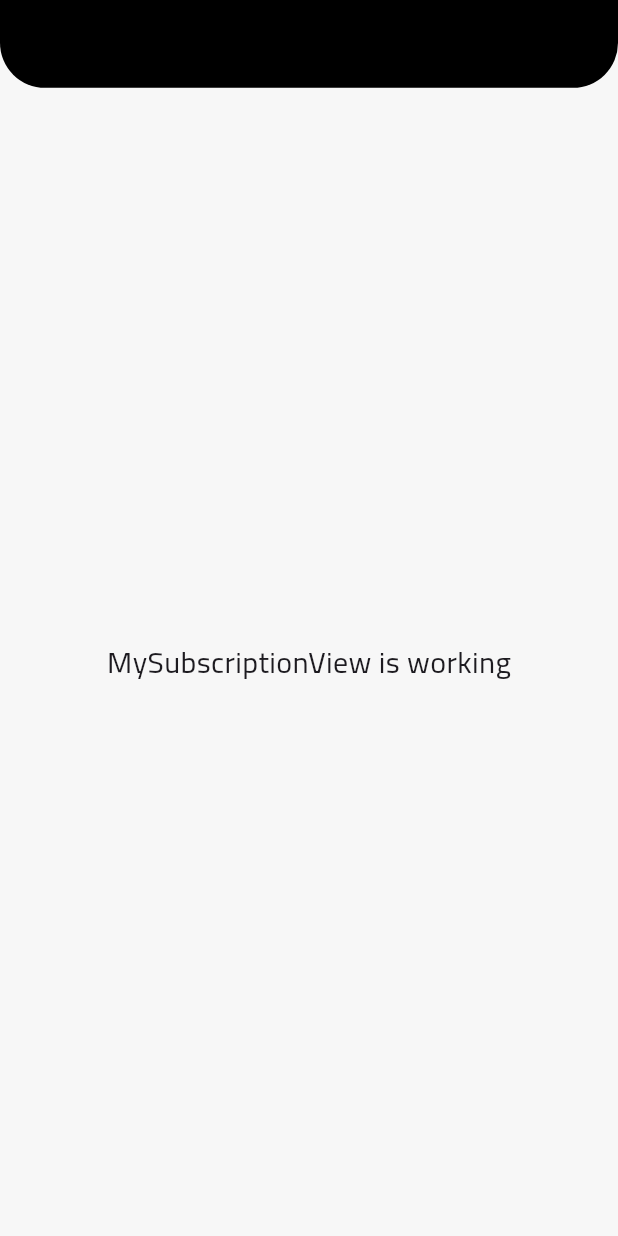
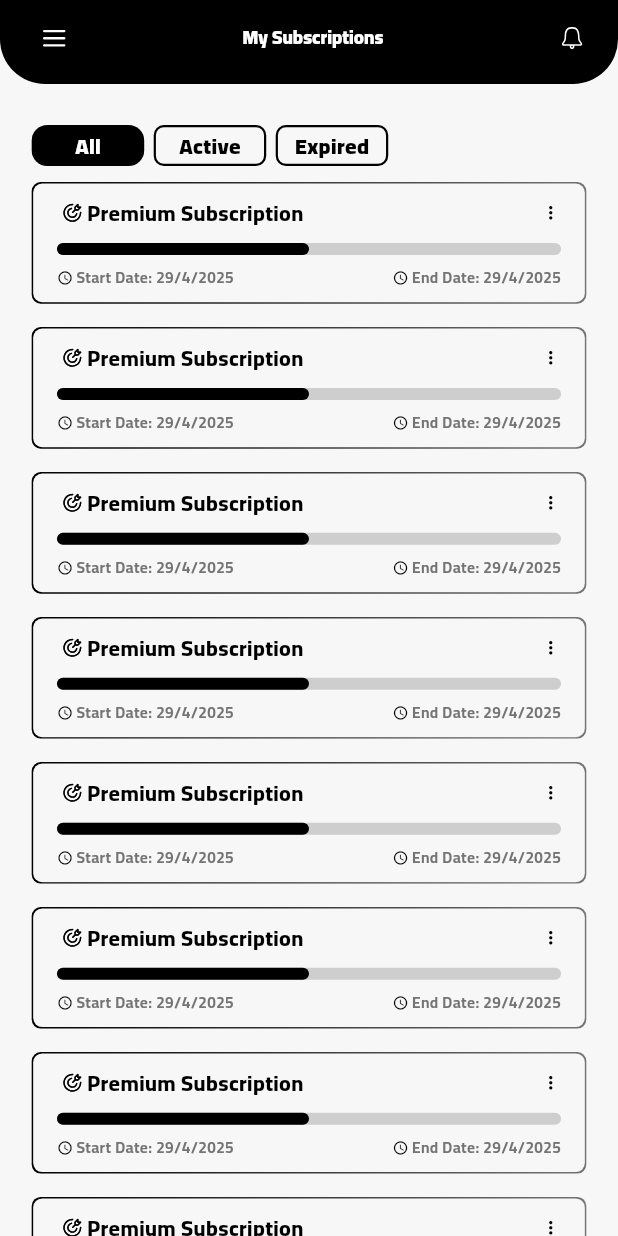
Before and after one commit to ahmed-okal/active_deer, a Flutter app: the HomeView screen opened by its route, after a tap on "My Subscriptions", on a phone screen of 412 x 824 dp. Run offline on Flutter 3.47's test engine with Material 3 defaults, Android fonts, the phone set to English and light mode, and no system bars; drawn by our look-alikes of percent_indicator; our stand-ins replace dartz, dio, flutter_svg, get, get_it, get_storage and 1 more; accounts and stored records are empty.

Commit message:
finish my subscription view

```diff
--- a/lib/core/locale/ar_translations.dart
+++ b/lib/core/locale/ar_translations.dart
@@ -42,6 +42,9 @@ class ArTranslations extends Translations {
       "waiver": "تنازل",
       "stop": "إيقاف",
       "enterPhoneNumber": "أدخل رقم الهاتف",
+      "all": "الكل",
+      "active": "النشطة",
+      "expired": "المنتهية",
     },
   };
 }
--- a/lib/core/locale/en_translations.dart
+++ b/lib/core/locale/en_translations.dart
@@ -44,6 +44,9 @@ class EnTranslations extends Translations {
       "waiver": "Waiver",
       "stop": "Stop",
       "enterPhoneNumber": "Enter your phone number",
+      "all": "All",
+      "active": "Active",
+      "expired": "Expired",
     },
   };
 }
--- /dev/null
+++ b/lib/core/widgets/custom_present_indicator.dart
@@ -0,0 +1,26 @@
+import 'package:flutter/widgets.dart';
+import 'package:get/get.dart';
+import 'package:percent_indicator/linear_percent_indicator.dart';
+
+import '../utils/app_colors.dart';
+
+class CustomPresentIndicator extends StatelessWidget {
+  const CustomPresentIndicator({super.key, required this.percent});
+  final double percent;
+  @override
+  Widget build(BuildContext context) {
+    return Center(
+      child: LinearPercentIndicator(
+        padding: EdgeInsets.zero,
+        isRTL: Locale('ar', 'EG') == Get.locale ? true : false,
+        barRadius: const Radius.circular(10),
+        animation: true,
+        animationDuration: 1000,
+        lineHeight: 8.0,
+        percent: percent,
+        progressColor: AppColors.primary,
+        backgroundColor: AppColors.grey,
+      ),
+    );
+  }
+}
--- a/lib/feature/home/presentation/views/widgets/home_premium_card.dart
+++ b/lib/feature/home/presentation/views/widgets/home_premium_card.dart
@@ -2,23 +2,22 @@ import 'package:active_deer/feature/home/presentation/views/widgets/home_pop_up_
 import 'package:flutter/material.dart';
 import 'package:flutter_svg/svg.dart';
 import 'package:get/get.dart';
-import 'package:percent_indicator/linear_percent_indicator.dart';
-
 import '../../../../../core/theme/app_text_theme.dart';
 import '../../../../../core/utils/app_assets.dart';
 import '../../../../../core/utils/app_border.dart';
 import '../../../../../core/utils/app_colors.dart';
 import '../../../../../core/utils/app_padding.dart';
 import '../../../../../core/utils/size_config.dart';
+import '../../../../../core/widgets/custom_present_indicator.dart';
 
 class HomePremiumCard extends StatelessWidget {
-  const HomePremiumCard({super.key});
-
+  const HomePremiumCard({super.key, this.padding = EdgeInsets.zero});
+  final EdgeInsetsGeometry padding;
   @override
   Widget build(BuildContext context) {
     return Expanded(
       child: Padding(
-        padding: AppPadding.horizontalPadding6,
+        padding: padding,
         child: Container(
           height: AppSize.getHeight(83),
           decoration: AppBorder.homeContainerBorder,
@@ -48,19 +47,7 @@ class HomePremiumCard extends StatelessWidget {
                     ],
                   ),
                   SizedBox(height: AppSize.getHeight(10)),
-                  Center(
-                    child: LinearPercentIndicator(
-                      padding: EdgeInsets.zero,
-                      isRTL: Locale('ar', 'EG') == Get.locale ? true : false,
-                      barRadius: const Radius.circular(10),
-                      animation: true,
-                      animationDuration: 1000,
-                      lineHeight: 8.0,
-                      percent: 0.5,
-                      progressColor: AppColors.primary,
-                      backgroundColor: AppColors.grey,
-                    ),
-                  ),
+                  const CustomPresentIndicator(percent: 0.5),
                   Spacer(),
                   Row(
                     children: [
--- a/lib/feature/home/presentation/views/widgets/home_premium_card_section.dart
+++ b/lib/feature/home/presentation/views/widgets/home_premium_card_section.dart
@@ -1,6 +1,7 @@
 import 'package:active_deer/feature/home/presentation/views/widgets/home_premium_card.dart';
 import 'package:flutter/material.dart';
 import '../../../../../core/utils/app_colors.dart';
+import '../../../../../core/utils/app_padding.dart';
 import '../../../../../core/utils/size_config.dart';
 
 class HomePremiumCardSection extends StatelessWidget {
@@ -38,7 +39,7 @@ class HomePremiumCardSection extends StatelessWidget {
             ),
           ],
         ),
-        const HomePremiumCard(),
+        HomePremiumCard(padding: AppPadding.horizontalPadding6),
         Column(
           crossAxisAlignment: CrossAxisAlignment.end,
           spacing: AppSize.getHeight(3),
--- a/lib/feature/mySubscription/presentation/getx/controllers/my_subscription_controller.dart
+++ b/lib/feature/mySubscription/presentation/getx/controllers/my_subscription_controller.dart
@@ -1,3 +1,11 @@
 import 'package:get/get.dart';
 
-class MySubscriptionController extends GetxController {}
+class MySubscriptionController extends GetxController {
+  final RxInt currentPage = 0.obs;
+
+  void changePage(int index) {
+    currentPage.value = index;
+  }
+
+  final List<String> pages = ['all'.tr, 'active'.tr, 'expired'.tr];
+}
--- a/lib/feature/mySubscription/presentation/views/my_subscription_view.dart
+++ b/lib/feature/mySubscription/presentation/views/my_subscription_view.dart
@@ -1,7 +1,11 @@
+import 'package:active_deer/core/utils/app_border.dart';
+import 'package:active_deer/core/utils/app_padding.dart';
+import 'package:active_deer/feature/mySubscription/presentation/views/widgets/my_subscription_app_bar.dart';
 import 'package:flutter/material.dart';
-
 import 'package:get/get.dart';
-
+import '../../../../core/theme/app_text_theme.dart';
+import '../../../../core/utils/size_config.dart';
+import '../../../home/presentation/views/widgets/home_premium_card.dart';
 import '../getx/controllers/my_subscription_controller.dart';
 
 class MySubscriptionView extends GetView<MySubscriptionController> {
@@ -9,15 +13,65 @@ class MySubscriptionView extends GetView<MySubscriptionController> {
   @override
   Widget build(BuildContext context) {
     return Scaffold(
-      appBar: AppBar(
-        title: const Text('MySubscriptionView'),
-        centerTitle: true,
-      ),
-      body: const Center(
-        child: Text(
-          'MySubscriptionView is working',
-          style: TextStyle(fontSize: 20),
-        ),
+      body: CustomScrollView(
+        slivers: <Widget>[
+          SliverAppBar(
+            automaticallyImplyLeading: false,
+            pinned: true,
+            flexibleSpace: const MySubscriptionAppBar(),
+          ),
+          SliverToBoxAdapter(
+            child: Padding(
+              padding: EdgeInsetsDirectional.only(
+                start: AppSize.getWidth(20),
+                end: AppSize.getWidth(20),
+                top: AppSize.getHeight(28),
+                bottom: AppSize.getHeight(11),
+              ),
+              child: SizedBox(
+                height: AppSize.getHeight(28),
+                child: ListView.separated(
+                  scrollDirection: Axis.horizontal,
+                  itemCount: 3,
+                  separatorBuilder: (context, index) =>
+                      SizedBox(width: AppSize.getWidth(6)),
+                  itemBuilder: (context, index) {
+                    return Obx(
+                      () => InkWell(
+                        onTap: () => controller.changePage(index),
+                        child: AnimatedContainer(
+                          duration: const Duration(milliseconds: 400),
+                          height: AppSize.getHeight(28),
+                          width: AppSize.getWidth(71),
+                          decoration: controller.currentPage.value == index
+                              ? AppBorder.primaryButtonBorder
+                              : AppBorder.secondaryButtonBorder,
+                          child: Center(
+                            child: Text(
+                              controller.pages[index],
+                              style: controller.currentPage.value == index
+                                  ? AppTextTheme.white900(size: 14)
+                                  : AppTextTheme.primary900(size: 14),
+                            ),
+                          ),
+                        ),
+                      ),
+                    );
+                  },
+                ),
+              ),
+            ),
+          ),
+          SliverList.separated(
+            itemCount: 30,
+            itemBuilder: (context, index) {
+              return HomePremiumCard(padding: AppPadding.horizontalPadding20);
+            },
+            separatorBuilder: (context, index) {
+              return SizedBox(height: AppSize.getHeight(16));
+            },
+          ),
+        ],
       ),
     );
   }
--- /dev/null
+++ b/lib/feature/mySubscription/presentation/views/widgets/my_subscription_app_bar.dart
@@ -0,0 +1,49 @@
+import 'package:flutter/material.dart';
+import 'package:flutter_svg/svg.dart';
+import 'package:get/get.dart';
+
+import '../../../../../core/theme/app_text_theme.dart';
+import '../../../../../core/utils/app_assets.dart';
+import '../../../../../core/utils/app_padding.dart';
+import '../../../../../core/utils/size_config.dart';
+
+class MySubscriptionAppBar extends StatelessWidget {
+  const MySubscriptionAppBar({super.key});
+
+  @override
+  Widget build(BuildContext context) {
+    return FlexibleSpaceBar(
+      title: SafeArea(
+        child: Padding(
+          padding: EdgeInsetsDirectional.only(
+            start: AppSize.getWidth(25),
+            bottom: AppSize.getHeight(6),
+          ),
+          child: Row(
+            mainAxisAlignment: MainAxisAlignment.spaceBetween,
+            spacing: AppSize.getWidth(12),
+            children: [
+              SvgPicture.asset(
+                AppAssets.menuIcon,
+                height: AppSize.getHeight(18),
+                width: AppSize.getWidth(18),
+              ),
+              Text(
+                'mySubscriptions'.tr,
+                style: AppTextTheme.white900(size: 12),
+              ),
+              Padding(
+                padding: AppPadding.endPadding20,
+                child: SvgPicture.asset(
+                  AppAssets.notification,
+                  height: AppSize.getHeight(18),
+                  width: AppSize.getWidth(18),
+                ),
+              ),
+            ],
+          ),
+        ),
+      ),
+    );
+  }
+}
```
